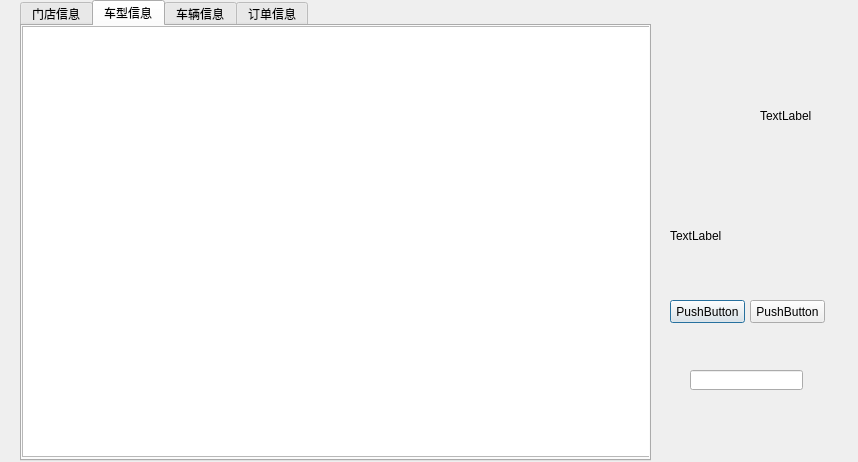
The window that admin.ui (TommyLee96/car-rent) describes before a commit, drawn with Qt 5.
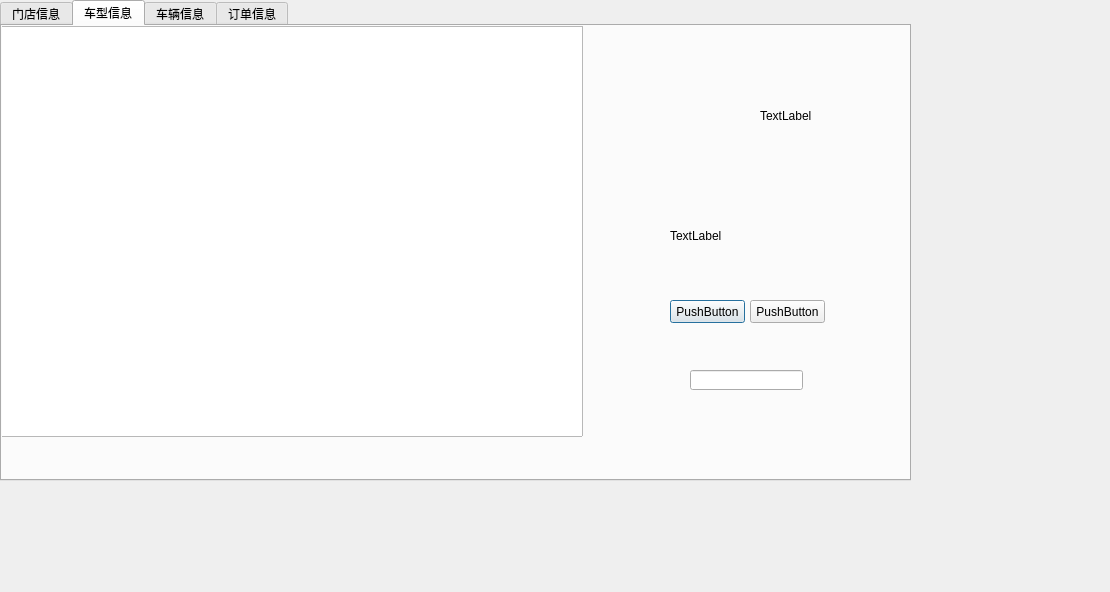
The same window after the commit. The open tabs and pages were chosen to show the change.

```diff
--- a/admin.ui
+++ b/admin.ui
@@ -6,8 +6,8 @@
    <rect>
     <x>0</x>
     <y>0</y>
-    <width>858</width>
-    <height>462</height>
+    <width>1110</width>
+    <height>592</height>
    </rect>
   </property>
   <property name="windowTitle">
@@ -68,10 +68,10 @@
   <widget class="QTabWidget" name="tabWidget">
    <property name="geometry">
     <rect>
-     <x>20</x>
+     <x>0</x>
      <y>0</y>
-     <width>631</width>
-     <height>461</height>
+     <width>911</width>
+     <height>481</height>
     </rect>
    </property>
    <property name="currentIndex">
@@ -99,10 +99,10 @@
     <widget class="QTableView" name="tableView_2">
      <property name="geometry">
       <rect>
-       <x>0</x>
+       <x>-20</x>
        <y>0</y>
-       <width>631</width>
-       <height>431</height>
+       <width>601</width>
+       <height>411</height>
       </rect>
      </property>
     </widget>
```
Left out of the diff: 6 changed lines with no effect on the pictures.
